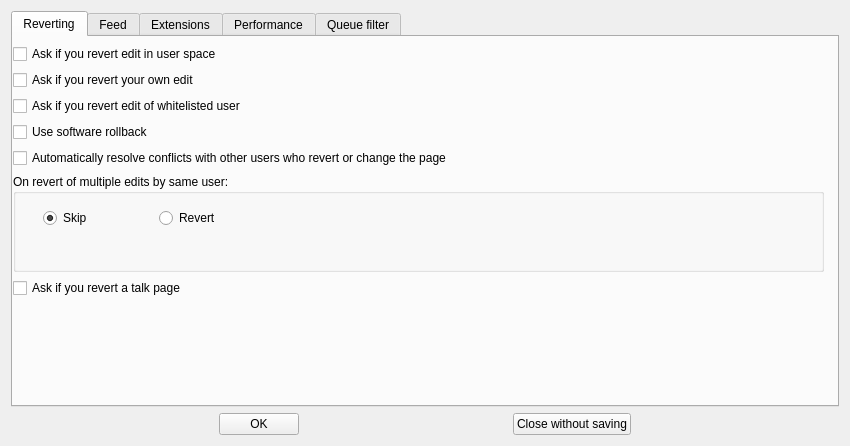
The window that huggle/preferences.ui (huggle/huggle3-qt-lx) describes before a commit, drawn with Qt 5.
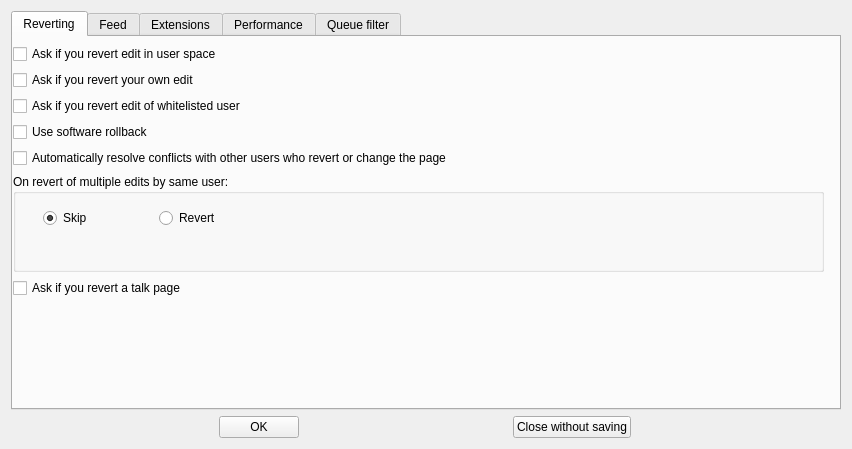
The same window after the commit.

Commit message: missing option

Patch:
```diff
--- a/huggle/preferences.ui
+++ b/huggle/preferences.ui
@@ -6,8 +6,8 @@
    <rect>
     <x>0</x>
     <y>0</y>
-    <width>850</width>
-    <height>446</height>
+    <width>852</width>
+    <height>449</height>
    </rect>
   </property>
   <property name="sizePolicy">
```
The commit also changes 1 other file.
